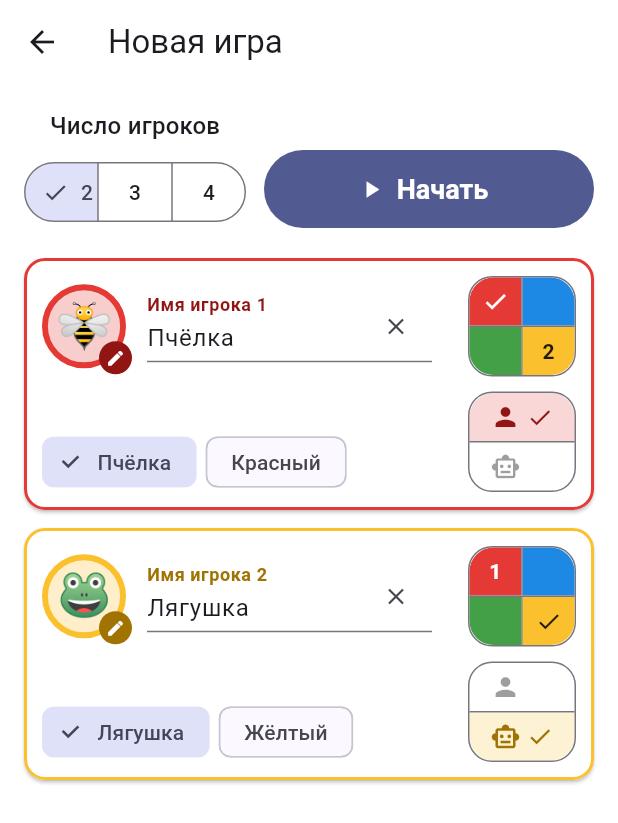
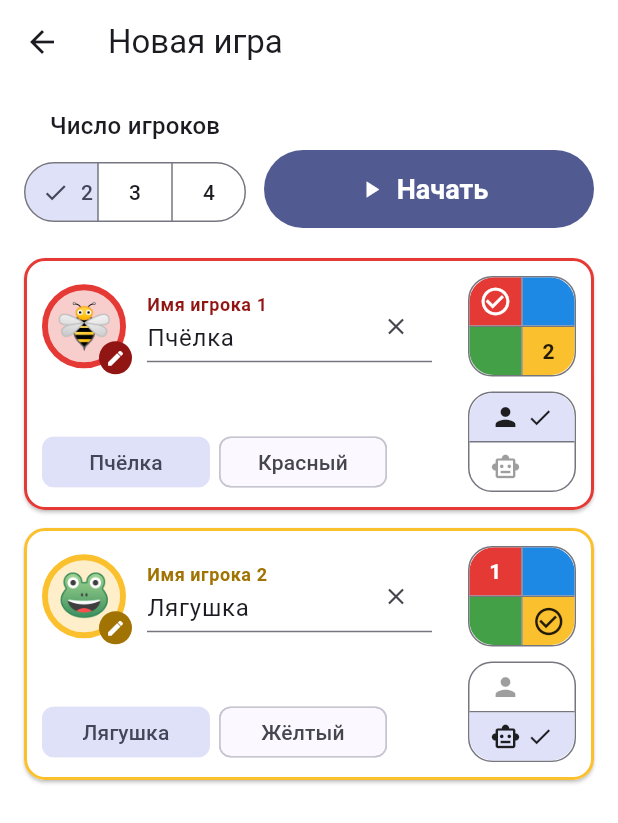
Before and after one commit to sgorbut/trouble, a Flutter app: the SetupScreen screen opened directly, on a phone screen of 412 x 824 dp. Shown: the top 823 px of the screen. Run offline on Flutter 3.47's test engine with Material 3 defaults, Android fonts, the phone set to English and light mode, and no system bars; our stand-ins replace audioplayers, flutter_riverpod, shared_preferences; accounts and stored records are empty.

Commit message:
Галочка цвета в кружке, человек/бот серым фоном, быстрые имена одной ширины

```diff
--- a/lib/features/setup/setup_screen.dart
+++ b/lib/features/setup/setup_screen.dart
@@ -223,7 +223,17 @@
             ...quickNames,
           }.where((n) => n.isNotEmpty))
             ChoiceChip(
-              label: Text(name),
+              // Одинаковая ширина — имена стоят как по сетке; влезает 9 букв («Обезьянка»).
+              label: SizedBox(
+                width: _nameChipWidth,
+                child: Text(
+                  name,
+                  textAlign: TextAlign.center,
+                  maxLines: 1,
+                  overflow: TextOverflow.ellipsis,
+                ),
+              ),
+              showCheckmark: false,
               visualDensity: VisualDensity.compact,
               selected: value.text.trim() == name,
               onSelected: (_) {
@@ -240,7 +250,8 @@
   /// Человек или бот — две строки «иконка + галочка» в общей рамке, как у выбора числа
   /// игроков; ширина как у квадрата цветов, чтобы блоки стояли в одну колонку.
   Widget _typePicker(_Slot slot) {
-    final c = slot.color;
+    // Выбранная строка — светло-серым фоном, как выбранное имя, без цвета игрока.
+    final selectedFill = Theme.of(context).colorScheme.secondaryContainer;
     const width = _pickerWidth;
     const radius = Radius.circular(_pickerRadius);
     Widget row(PlayerType type, IconData icon, String tooltip, BorderRadius shape) {
@@ -248,7 +259,7 @@
       return Tooltip(
         message: tooltip,
         child: Material(
-          color: selected ? c.color.withValues(alpha: 0.2) : Colors.transparent,
+          color: selected ? selectedFill : Colors.transparent,
           borderRadius: shape,
           child: InkWell(
             onTap: () => setState(() => slot.type = type),
@@ -258,11 +269,13 @@
               child: Row(
                 mainAxisAlignment: MainAxisAlignment.center,
                 children: [
-                  Icon(icon, size: 20, color: selected ? c.dark : Colors.black38),
+                  Icon(icon, size: 20, color: selected ? Colors.black87 : Colors.black38),
                   const SizedBox(width: 4),
                   SizedBox(
                     width: 18,
-                    child: selected ? Icon(Icons.check, size: 18, color: c.dark) : null,
+                    child: selected
+                        ? const Icon(Icons.check, size: 18, color: Colors.black87)
+                        : null,
                   ),
                 ],
               ),
@@ -294,6 +307,9 @@
       ),
     );
   }
+
+  /// Ширина подписи в кнопке быстрого имени.
+  static const _nameChipWidth = 78.0;
 
   /// Общие размеры блоков выбора цвета и человек/бот.
   static const _pickerWidth = 72.0;
@@ -359,7 +375,7 @@
             height: _cellHeight,
             child: Center(
               child: selected
-                  ? Icon(Icons.check, size: 18, color: color.onColor)
+                  ? Icon(Icons.check_circle_outline, size: 22, color: color.onColor)
                   : takenByOther
                   ? Text(
                       '${owner + 1}',
```
